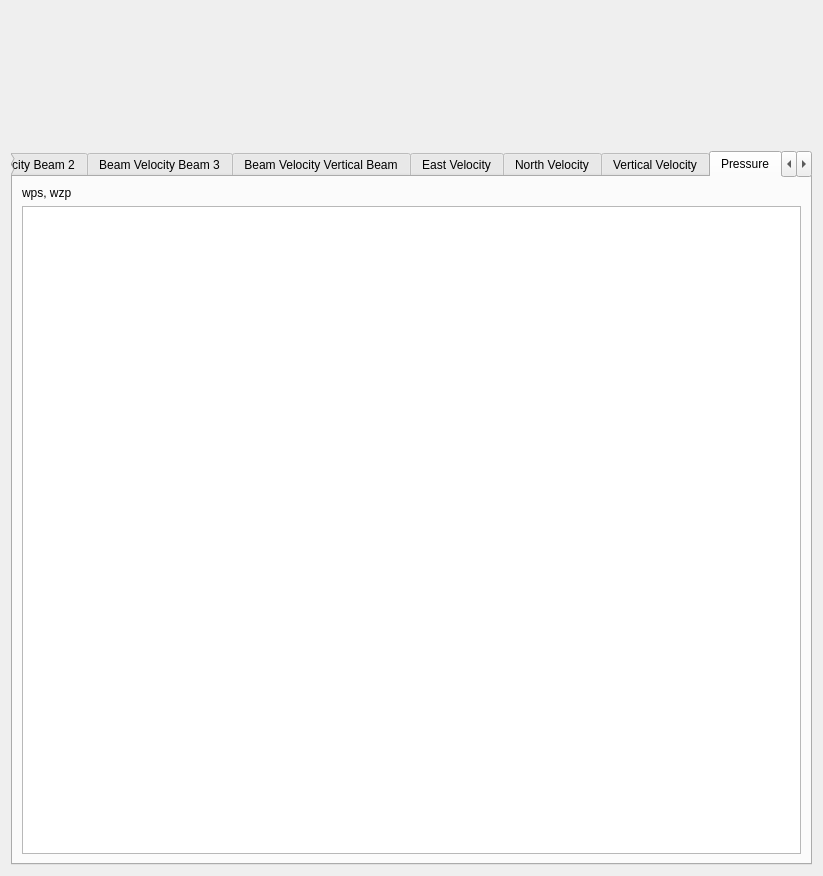
The window that Monitor_View/wavedata_view.ui (ricorx7/PyAutoWaves) describes before a commit, drawn with Qt 5.
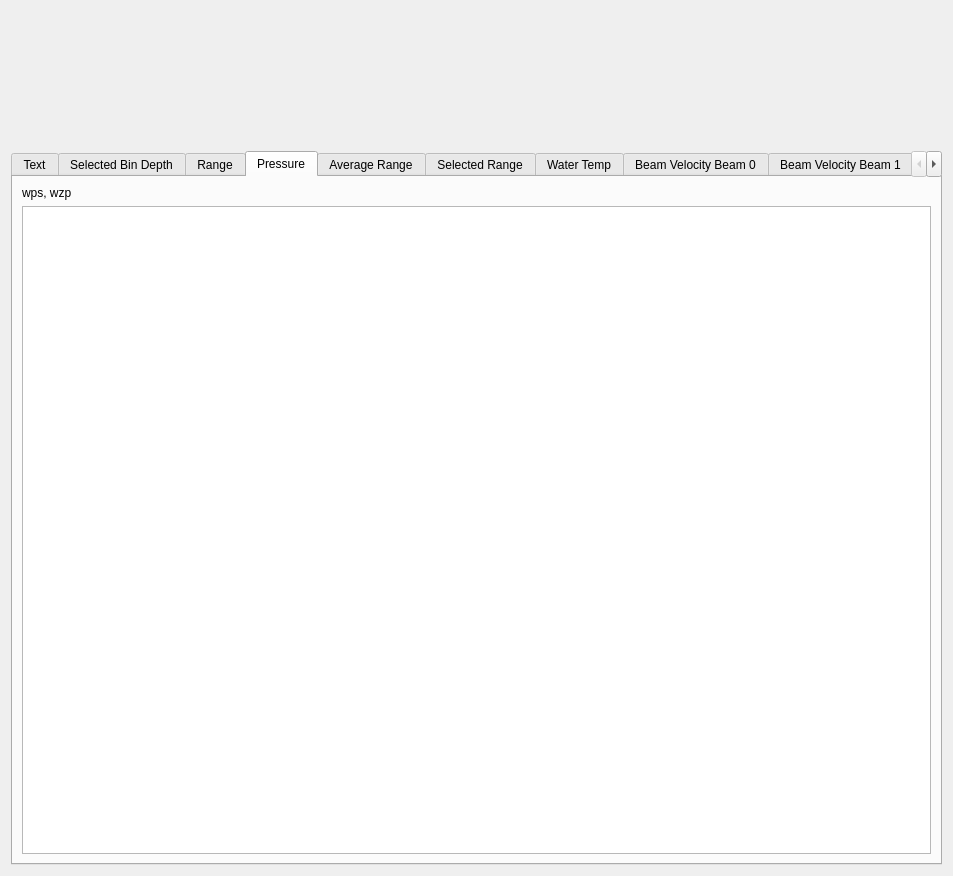
The same window after the commit. The open tabs and pages were chosen to show the change.

What changed in the file:
```diff
--- a/Monitor_View/wavedata_view.ui
+++ b/Monitor_View/wavedata_view.ui
@@ -6,7 +6,7 @@
    <rect>
     <x>0</x>
     <y>0</y>
-    <width>823</width>
+    <width>953</width>
     <height>876</height>
    </rect>
   </property>
@@ -114,6 +114,23 @@
          </item>
         </layout>
        </widget>
+       <widget class="QWidget" name="wpsTab">
+        <attribute name="title">
+         <string>Pressure</string>
+        </attribute>
+        <layout class="QVBoxLayout" name="verticalLayout_13">
+         <item>
+          <widget class="QLabel" name="label_12">
+           <property name="text">
+            <string>wps, wzp</string>
+           </property>
+          </widget>
+         </item>
+         <item>
+          <widget class="QTableWidget" name="wpsTableWidget"/>
+         </item>
+        </layout>
+       </widget>
        <widget class="QWidget" name="wahTab">
         <attribute name="title">
          <string>Average Range</string>
@@ -307,23 +324,6 @@
          </item>
         </layout>
        </widget>
-       <widget class="QWidget" name="wpsTab">
-        <attribute name="title">
-         <string>Pressure</string>
-        </attribute>
-        <layout class="QVBoxLayout" name="verticalLayout_13">
-         <item>
-          <widget class="QLabel" name="label_12">
-           <property name="text">
-            <string>wps, wzp</string>
-           </property>
-          </widget>
-         </item>
-         <item>
-          <widget class="QTableWidget" name="wpsTableWidget"/>
-         </item>
-        </layout>
-       </widget>
        <widget class="QWidget" name="whgTab">
         <attribute name="title">
          <string>Heading</string>
```
